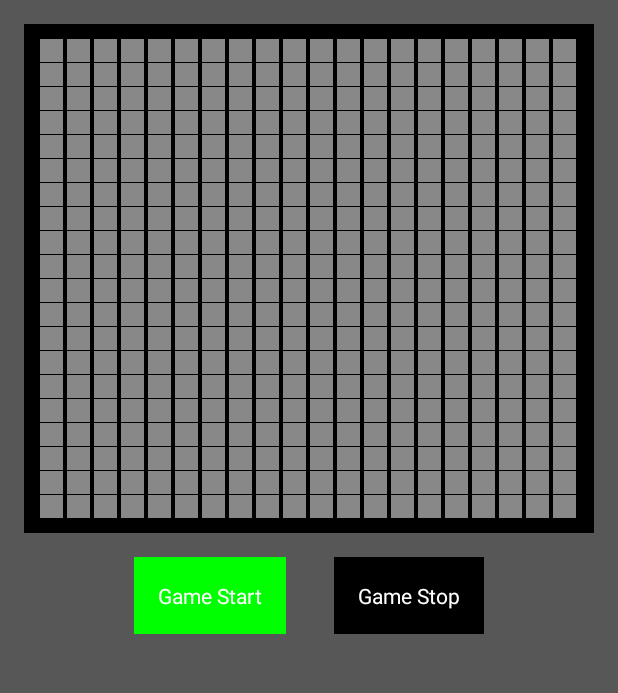
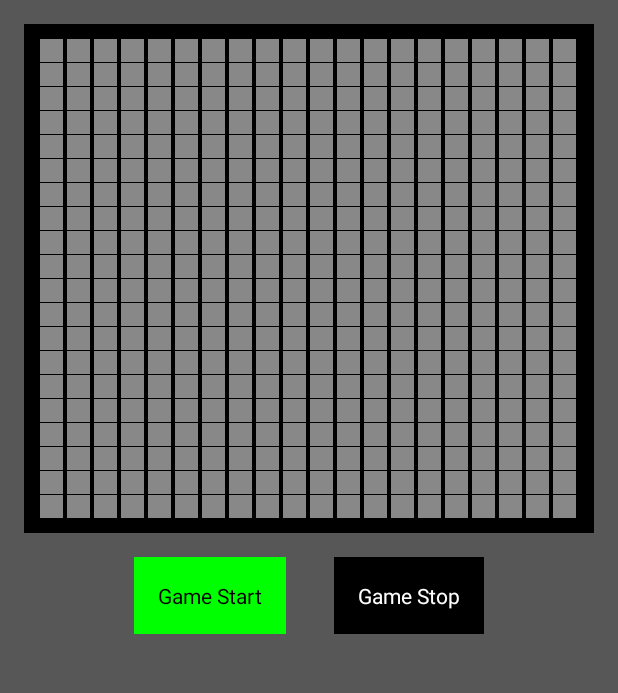
Before and after one commit to jsho32/Game-of-Life-Android, an Android app: the GameActivity screen opened directly, with no data from a screen before it, after a tap on "Game Start", on a phone screen of 412 x 824 dp, the part 184-877 px from its top. Run offline under Robolectric (Android 15) with nearby library versions, the light colour scheme and no system bars.

Commit message:
Update buttons for game play.

```diff
--- a/game/src/main/java/com/shoresdevelopment/gameoflife/game/GameActivity.java
+++ b/game/src/main/java/com/shoresdevelopment/gameoflife/game/GameActivity.java
@@ -5,7 +5,6 @@ import android.graphics.Color;
 import android.os.Bundle;
 import android.os.Handler;
 import android.view.View;
-import android.widget.GridLayout;
 import android.widget.GridView;
 import android.widget.TextView;
 
@@ -37,7 +36,6 @@ public class GameActivity extends Activity{
             public void run() {
                 if (isRunning) {
                     lifeManager.setLife();
-                    //lifeGrid = lifeManager.getGridView();
                     handler.postDelayed(this, 1000);
                 }
             }
@@ -69,9 +67,12 @@ public class GameActivity extends Activity{
                 isRunning = true;
                 gameRun();
                 gameStart.setBackgroundColor(Color.GREEN);
+                gameStart.setTextColor(Color.BLACK);
                 gameStart.setClickable(false);
                 gameStop.setClickable(true);
                 gameStop.setBackgroundColor(Color.BLACK);
+                gameStop.setTextColor(Color.WHITE);
+                setGridClickable(false);
             }
         });
         gameStop = (TextView) findViewById(R.id.game_stop);
@@ -80,10 +81,19 @@ public class GameActivity extends Activity{
             public void onClick(View v) {
                 isRunning = false;
                 gameStop.setBackgroundColor(Color.RED);
+                gameStop.setTextColor(Color.BLACK);
                 gameStop.setClickable(false);
                 gameStart.setClickable(true);
                 gameStart.setBackgroundColor(Color.BLACK);
+                gameStart.setTextColor(Color.WHITE);
+                setGridClickable(true);
             }
         });
     }
+
+    private void setGridClickable(boolean clickable) {
+        for (int i = 0; i < lifeGrid.getChildCount(); i++) {
+            lifeGrid.getChildAt(i).setClickable(clickable);
+        }
+    }
 }
```
